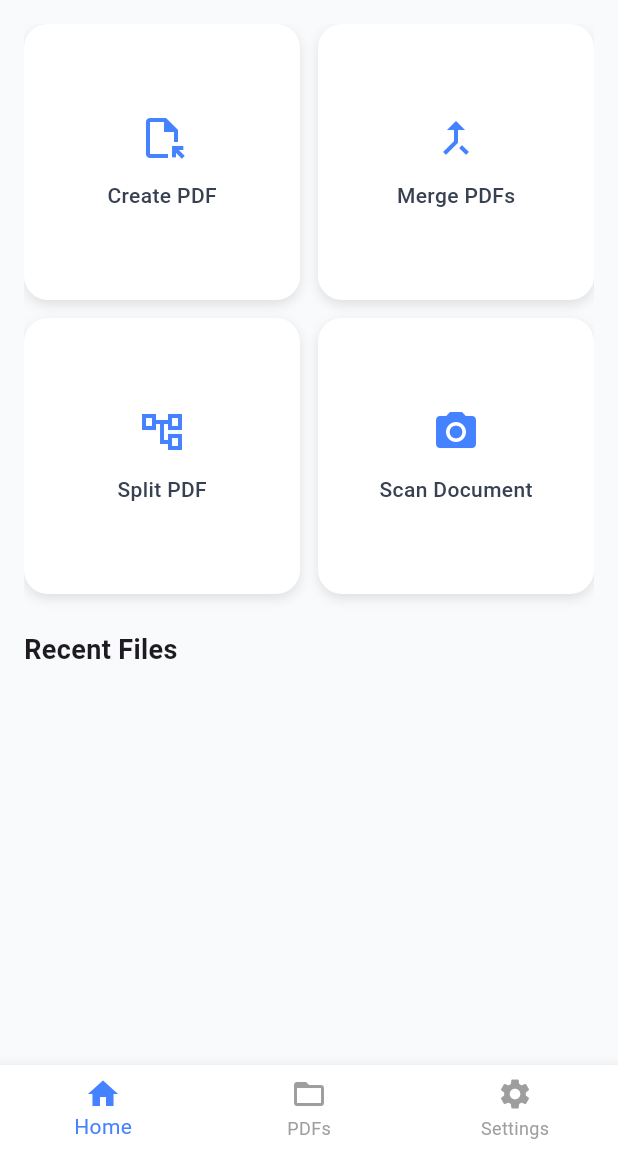
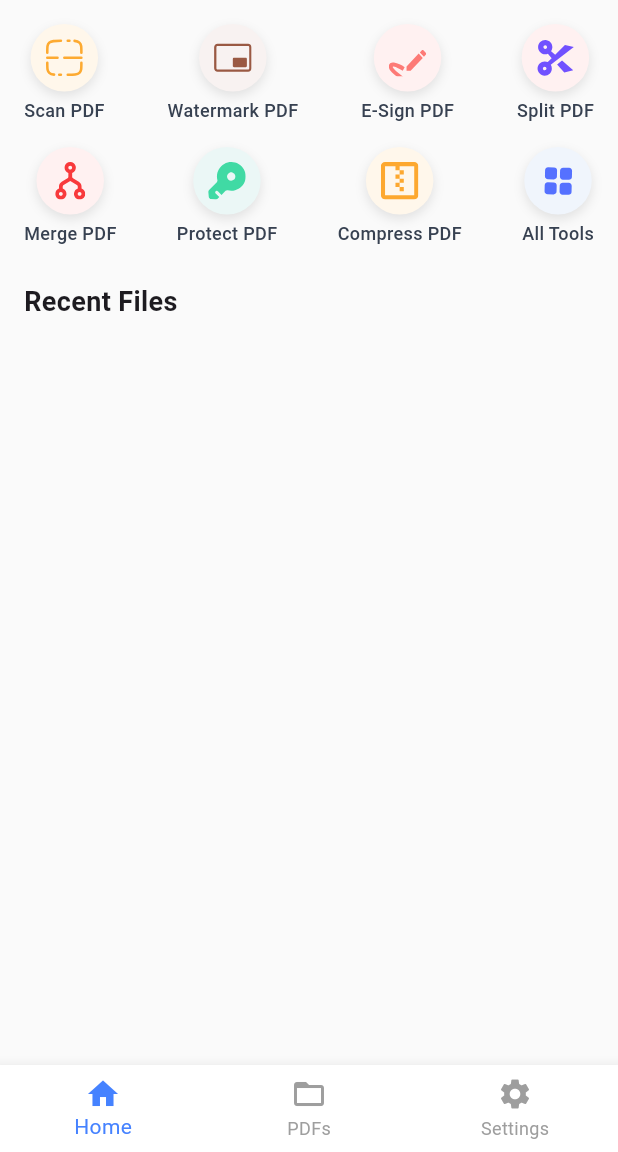
Before and after one commit to ale-russ/mobile_pdf_tool, a Flutter app: the screen it shows after launch, on a phone screen of 412 x 824 dp, the part 84-1236 px from its top. Run offline on Flutter 3.47's test engine with Material 3 defaults, Android fonts, the light colour scheme and no system bars; our stand-ins replace camera, dio, file_picker, flutter_riverpod, flutter_svg, go_router and 4 more; missing offline and left inert: google_mlkit_text_recognition, syncfusion_flutter_pdf, syncfusion_flutter_pdfviewer.

Commit message:
saving changes

```diff
--- a/pdf_tool/lib/pages/home/home.dart
+++ b/pdf_tool/lib/pages/home/home.dart
@@ -1,10 +1,8 @@
-import 'dart:developer';
-
 import 'package:flutter/material.dart';
 import 'package:flutter_riverpod/flutter_riverpod.dart';
+import 'package:flutter_svg/svg.dart';
 import 'package:go_router/go_router.dart';
 
-import '../../utils/app_colors.dart';
 import '../../widgets/recent_files_widget.dart';
 
 class HomeScreen extends ConsumerWidget {
@@ -13,7 +11,8 @@ class HomeScreen extends ConsumerWidget {
   @override
   Widget build(BuildContext context, WidgetRef ref) {
     return Scaffold(
-      backgroundColor: const Color(0xFFF9FAFB),
+      // backgroundColor: const Color(0xFFF9FAFB),
+      backgroundColor: const Color(0xffFAFAFA),
       appBar: AppBar(
         backgroundColor: Colors.white,
         elevation: 0.5,
@@ -32,36 +31,80 @@ class HomeScreen extends ConsumerWidget {
         child: ListView(
           physics: const NeverScrollableScrollPhysics(),
           children: [
-            GridView.count(
-              crossAxisCount: 2,
-              crossAxisSpacing: 12,
-              mainAxisSpacing: 12,
-              shrinkWrap: true,
-              physics: const NeverScrollableScrollPhysics(),
+            Row(
+              crossAxisAlignment: CrossAxisAlignment.center,
+              mainAxisAlignment: MainAxisAlignment.spaceBetween,
               children: [
                 _buildActionCard(
                   context,
-                  icon: Icons.file_open_outlined,
-                  label: 'Create PDF',
-                  onTap: () {},
+                  icon: 'assets/img/scan_pdf.svg',
+                  label: 'Scan PDF',
+                  onTap: () => context.push("/home/scan-document"),
+                  color: Color(0xffFFF7EB),
+                  iconColor: Color(0xffFDAA31),
                 ),
                 _buildActionCard(
                   context,
-                  icon: Icons.merge_type,
-                  label: 'Merge PDFs',
-                  onTap: () => context.push('/home/merge-pdf'),
+                  icon: 'assets/img/watermark_pdf.svg',
+                  label: 'Watermark PDF',
+                  onTap: () {},
+                  color: Color(0xffF8F2F1),
+                  iconColor: Color(0xffFDAA31),
                 ),
                 _buildActionCard(
                   context,
-                  icon: Icons.account_tree_outlined,
-                  label: 'Split PDF',
+                  icon: 'assets/img/e-scan_pdf.svg',
+                  label: 'E-Sign PDF',
                   onTap: () {},
+                  color: Color(0xffFFF1F1),
+                  iconColor: Color(0xffFDAA31),
                 ),
                 _buildActionCard(
                   context,
-                  icon: Icons.camera_alt,
-                  label: 'Scan Document',
-                  onTap: () => context.push('/home/scan-document'),
+                  icon: 'assets/img/split_pdf.svg',
+                  label: 'Split PDF',
+                  onTap: () => context.push('/home/split-pdf'),
+                  color: Color(0xffFFF1F1),
+                  iconColor: Color(0xffFDAA31),
+                ),
+              ],
+            ),
+            const SizedBox(height: 16),
+            Row(
+              crossAxisAlignment: CrossAxisAlignment.center,
+              mainAxisAlignment: MainAxisAlignment.spaceBetween,
+              children: [
+                _buildActionCard(
+                  context,
+                  icon: 'assets/img/merge_pdf.svg',
+                  label: 'Merge PDF',
+                  onTap: () => context.push('/home/merge-pdf'),
+                  color: Color(0xffFFF1F1),
+                  iconColor: Color(0xffF83A3C),
+                ),
+                _buildActionCard(
+                  context,
+                  icon: 'assets/img/protect_pdf.svg',
+                  label: 'Protect PDF',
+                  onTap: () {},
+                  color: Color(0xffEBF7F6),
+                  iconColor: Color(0xff40DAA4),
+                ),
+                _buildActionCard(
+                  context,
+                  icon: 'assets/img/compress_pdf.svg',
+                  label: 'Compress PDF',
+                  onTap: () {},
+                  color: Color(0xffFFF7EB),
+                  iconColor: Color(0xffFDA82F),
+                ),
+                _buildActionCard(
+                  context,
+                  icon: 'assets/img/all_tools.svg',
+                  label: 'All Tools',
+                  onTap: () {},
+                  color: Color(0xffF0F5FC),
+                  iconColor: Color(0xff5571FF),
                 ),
               ],
             ),
@@ -77,53 +120,48 @@ class HomeScreen extends ConsumerWidget {
   // Quick Action Card
   Widget _buildActionCard(
     BuildContext context, {
-    required IconData icon,
+    required String icon,
     required String label,
     required VoidCallback onTap,
+    required Color color,
+    required Color iconColor,
   }) {
     return GestureDetector(
       onTap: onTap,
-      child: Container(
+      child: Column(
+        mainAxisAlignment: MainAxisAlignment.center,
+        crossAxisAlignment: CrossAxisAlignment.center,
+        children: [
+          // Icon(icon, size: 20, color: iconColor),
+          Container(
+            width: 45,
+            height: 45,
+            padding: const EdgeInsets.all(10),
             decoration: BoxDecoration(
-          color: AppColors.white,
-          borderRadius: BorderRadius.circular(16),
-          boxShadow: const [
+              color: color,
+              shape: BoxShape.circle,
+
+              boxShadow: [
                 BoxShadow(
-              color: Color(0x1A000000),
+                  color: Color(0x1a000000),
                   blurRadius: 6,
                   offset: Offset(0, 3),
                 ),
               ],
             ),
-        padding: const EdgeInsets.all(16),
-
-        child: Column(
-          mainAxisAlignment: MainAxisAlignment.center,
-          children: [
-            Icon(icon, size: 32, color: AppColors.primaryColor),
-            const SizedBox(height: 12),
+            child: SvgPicture.asset(icon, width: 18, height: 18),
+          ),
+          const SizedBox(height: 4),
           Text(
             label,
             style: const TextStyle(
+              fontSize: 12,
               fontWeight: FontWeight.w500,
               color: Color(0xFF374151),
             ),
           ),
         ],
       ),
-      ),
-    );
-  }
-
-  // Recent File Tile
-  Widget _buildRecentFileTile(String fileName, String date) {
-    return ListTile(
-      contentPadding: const EdgeInsets.symmetric(horizontal: 0, vertical: 4),
-      leading: Icon(Icons.insert_drive_file, color: AppColors.pdfIconColor),
-      title: Text(fileName),
-      subtitle: Text(date),
-      trailing: Icon(Icons.circle_outlined, size: 20, color: Colors.grey),
-      onTap: () {},
     );
   }
 }
--- a/pdf_tool/lib/pages/home/scan_pdf.dart
+++ b/pdf_tool/lib/pages/home/scan_pdf.dart
@@ -69,7 +69,8 @@ class _ScanPDFScreenState extends ConsumerState<ScanPDFScreen> {
 
   @override
   Widget build(BuildContext context) {
-    return Container(
+    return SafeArea(
+      child: Container(
         height: MediaQuery.of(context).size.height,
         margin: const EdgeInsets.symmetric(vertical: 16),
         child: Column(
@@ -144,7 +145,10 @@ class _ScanPDFScreenState extends ConsumerState<ScanPDFScreen> {
                     icon: Column(
                       children: [
                         Icon(Icons.document_scanner, color: TColor.white),
-                      Text('Recognize', style: TextStyle(color: TColor.white)),
+                        Text(
+                          'Recognize',
+                          style: TextStyle(color: TColor.white),
+                        ),
                       ],
                     ),
                   ),
@@ -166,7 +170,9 @@ class _ScanPDFScreenState extends ConsumerState<ScanPDFScreen> {
               child: Container(
                 height: MediaQuery.of(context).size.height - 350,
                 width: double.infinity,
-              decoration: BoxDecoration(borderRadius: BorderRadius.circular(8)),
+                decoration: BoxDecoration(
+                  borderRadius: BorderRadius.circular(8),
+                ),
                 child:
                     (_controller != null && _initializeControllerFuture != null)
                         ? FutureBuilder(
@@ -197,7 +203,9 @@ class _ScanPDFScreenState extends ConsumerState<ScanPDFScreen> {
                       _initializeControllerFuture != null) {
                     await _initializeControllerFuture;
                     final image = await _controller!.takePicture();
-                  final enhanced = await ImageUtils.enhanceDocumentImage(image);
+                    final enhanced = await ImageUtils.enhanceDocumentImage(
+                      image,
+                    );
                     final pdfPath = await ImageUtils.saveAsPdf(enhanced);
 
                     log('pdfPath: $pdfPath');
@@ -216,6 +224,7 @@ class _ScanPDFScreenState extends ConsumerState<ScanPDFScreen> {
             ),
           ],
         ),
+      ),
     );
   }
 }
--- /dev/null
+++ b/pdf_tool/lib/pages/home/watermark_screen.dart
@@ -0,0 +1,19 @@
+import 'package:flutter/material.dart';
+import 'package:flutter_riverpod/flutter_riverpod.dart';
+import 'package:flutter/services.dart' show rootBundle;
+import 'package:path_provider/path_provider.dart';
+
+class WatermarkScreen extends ConsumerStatefulWidget {
+  const WatermarkScreen({super.key});
+
+  @override
+  ConsumerState<ConsumerStatefulWidget> createState() =>
+      _WatermarkScreenState();
+}
+
+class _WatermarkScreenState extends ConsumerState<WatermarkScreen> {
+  @override
+  Widget build(BuildContext context) {
+    return Container();
+  }
+}
--- a/pdf_tool/lib/providers/recent_files_provider.dart
+++ b/pdf_tool/lib/providers/recent_files_provider.dart
@@ -5,5 +5,5 @@ import '../utils/recent_file_storage.dart';
 
 final recentFilesProvider = FutureProvider<List<RecentFile>>((ref) async {
   final storage = RecentFileStorage();
-  return storage.getRecentFiles();
+  return await storage.getRecentFiles();
 });
--- a/pdf_tool/lib/utils/helper_methods.dart
+++ b/pdf_tool/lib/utils/helper_methods.dart
@@ -1,9 +1,12 @@
 import 'dart:developer';
 import 'dart:io';
+import 'dart:ui';
 import 'package:file_picker/file_picker.dart';
 import 'package:flutter_riverpod/flutter_riverpod.dart';
 import 'package:image/image.dart' as img;
 import 'package:path_provider/path_provider.dart';
+// import 'package:pdf/pdf.dart';
+import 'package:syncfusion_flutter_pdf/pdf.dart';
 
 import 'package:permission_handler/permission_handler.dart';
 
@@ -97,4 +100,36 @@ class HelperMethods {
     // This is a placeholder returning a small rotation angle
     return 0.5; // Rotate by 0.5 degrees (adjust based on actual detection)
   }
+
+  Future<void> addWatermarkToPdf(File inputPdfFile) async {
+    // Load existing PDF document
+    final List<int> bytes = await inputPdfFile.readAsBytes();
+    final PdfDocument document = PdfDocument(inputBytes: bytes);
+
+    // Loop through pages and add watermark
+    for (int i = 0; i < document.pages.count; i++) {
+      final page = document.pages[i];
+      page.graphics.drawString(
+        'CONFIDENTIAL',
+        PdfStandardFont(PdfFontFamily.helvetica, 36),
+        brush: PdfSolidBrush(PdfColor(255, 0, 0, 50)),
+        bounds: Rect.fromLTWH(0, 100, page.getClientSize().width, 100),
+        format: PdfStringFormat(
+          alignment: PdfTextAlignment.center,
+          lineAlignment: PdfVerticalAlignment.middle,
+        ),
+      );
+    }
+
+    // Save to a new file
+    final outputDir = await getTemporaryDirectory();
+    final outputFile = File('${outputDir.path}/watermarked_output.pdf');
+    // await outputFile.writeAsBytes(document.save());
+    final List<int> newBytes = await document.save();
+    await outputFile.writeAsBytes(newBytes);
+
+    document.dispose();
+
+    // Now you can open, preview, or share `outputFile`
+  }
 }
--- a/pdf_tool/pubspec.yaml
+++ b/pdf_tool/pubspec.yaml
@@ -58,6 +58,8 @@ dependencies:
   pdf: ^3.11.3
   google_mlkit_text_recognition: ^0.15.0
   shared_preferences: ^2.5.3
+  font_awesome_flutter: ^10.8.0
+  flutter_svg: ^2.1.0
 
   # permission_handler_web: ^0.0.2
 
```
Also changed, not shown: pdf_tool/assets/img/all_tools.png (added), pdf_tool/assets/img/all_tools.svg (added), pdf_tool/assets/img/compress_pdf.svg (added), pdf_tool/assets/img/e-scan_pdf.svg (added), pdf_tool/assets/img/merge_pdf.svg (added), pdf_tool/assets/img/protect_pdf.svg (added), pdf_tool/assets/img/scan_pdf.svg (added), pdf_tool/assets/img/split_pdf.svg (added), pdf_tool/assets/img/watermark_pdf.svg (added), pdf_tool/pubspec.lock. Lines whose indentation alone changed are shown as unchanged.
